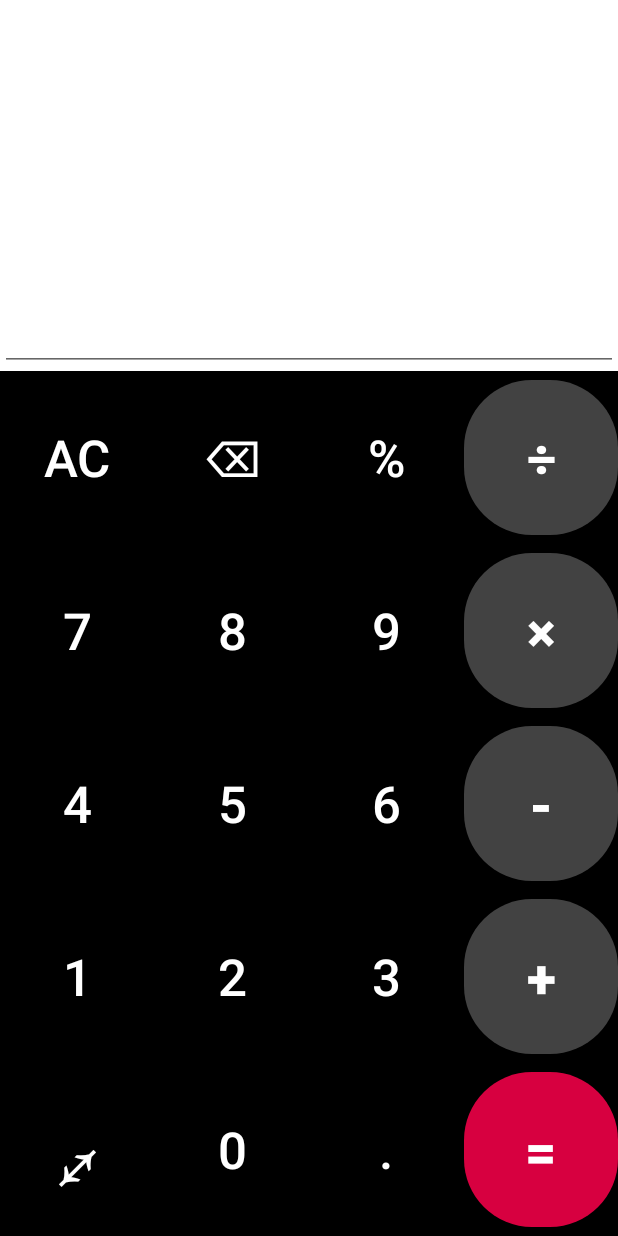
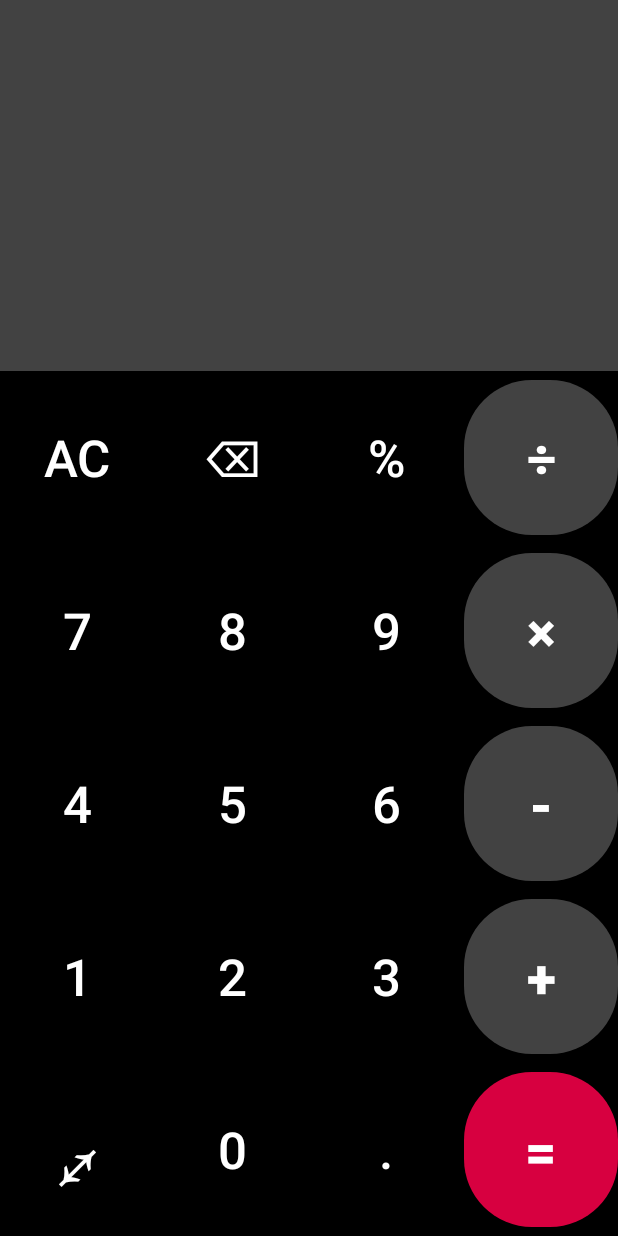
Before and after one commit to Suryansh7058/CalculatorAndroidStudio, an Android app: the screen it shows after launch (MainActivity), on a phone screen of 412 x 824 dp. Run offline under Robolectric (Android 15) with nearby library versions, the phone set to English and light mode, and no system bars.

Commit message:
Changed Background  color of expressionString(EditText) and display_result(TextView)

```diff
--- a/app/src/main/res/layout/activity_main.xml
+++ b/app/src/main/res/layout/activity_main.xml
@@ -22,29 +22,36 @@
         android:id="@+id/displayResult"
         android:layout_width="match_parent"
         android:layout_height="0dp"
+        android:background="@color/cardview_dark_background"
+        android:maxLines="1"
         android:text=""
+        android:textColor="@color/white"
+        android:textAlignment="viewEnd"
         android:textSize="30sp"
-        android:textAlignment="viewEnd"
-        android:maxLines="1"
-        app:layout_constraintTop_toTopOf="parent"
+        app:layout_constraintBottom_toTopOf="@id/guideline10"
+        app:layout_constraintHorizontal_bias="0.0"
         app:layout_constraintLeft_toLeftOf="parent"
         app:layout_constraintRight_toRightOf="parent"
-        app:layout_constraintBottom_toTopOf="@id/guideline10"
-         />
+        app:layout_constraintTop_toTopOf="parent"
+        app:layout_constraintVertical_bias="0.0" />
 
     <EditText
         android:id="@+id/expressionString"
         android:layout_width="match_parent"
         android:layout_height="0dp"
+        android:background="@color/cardview_dark_background"
         android:ems="10"
+        android:inputType="none"
+        android:maxLines="1"
+        android:textAlignment="viewEnd"
+        android:textColor="@color/white"
         android:textSize="48sp"
-        android:textAlignment="viewEnd"
-        android:inputType="none"
-        app:layout_constraintTop_toTopOf="@id/guideline10"
+        app:layout_constraintBottom_toTopOf="@id/guideline30"
+        app:layout_constraintHorizontal_bias="0.0"
         app:layout_constraintLeft_toLeftOf="parent"
         app:layout_constraintRight_toRightOf="parent"
-        app:layout_constraintBottom_toTopOf="@id/guideline30"
-         />
+        app:layout_constraintTop_toTopOf="@id/guideline10"
+        app:layout_constraintVertical_bias="0.0" />
 
     <FrameLayout
         android:id="@+id/frameLayout_keys"
```
